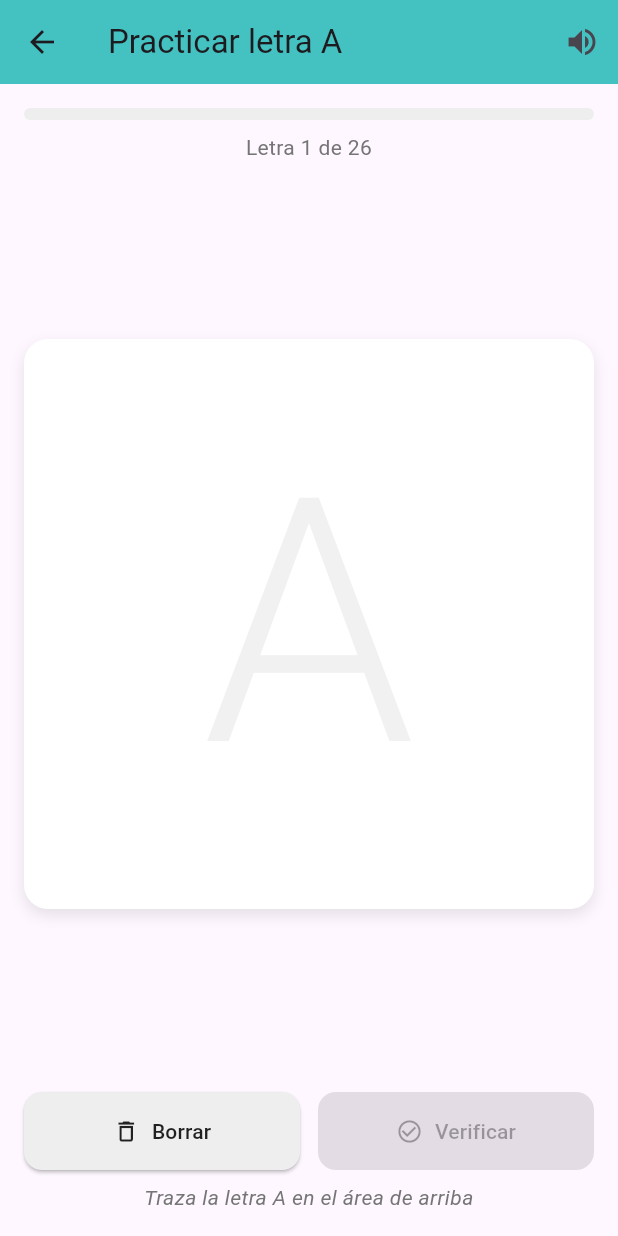
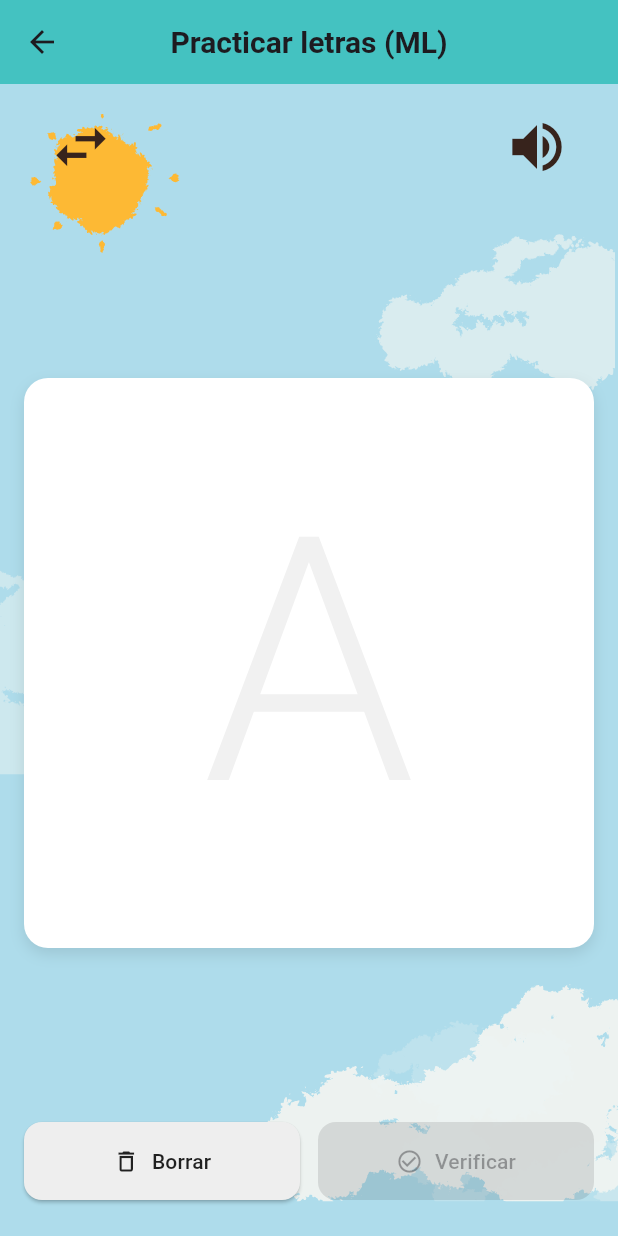
Before and after one commit to Alexgaby18/App_Montessori, a Flutter app: the PracticeLetterScreen screen opened directly, on a phone screen of 412 x 824 dp. Run offline on Flutter 3.47's test engine with Material 3 defaults, Android fonts, the light colour scheme and no system bars; our stand-ins replace flutter_svg, flutter_tts, just_audio; missing offline and left inert: google_mlkit_digital_ink_recognition; Roboto replaces fonts that are missing (DancingScript).

Commit message:
feat: Update CMake minimum version to 3.24 and enhance PracticeLetterScreen with audio feedback and ML integration

```diff
--- a/my_montessori/lib/presentation/screens/practice_letter.dart
+++ b/my_montessori/lib/presentation/screens/practice_letter.dart
@@ -2,6 +2,8 @@ import 'package:flutter/material.dart';
 import 'package:my_montessori/core/constans/list_pitogram.dart';
 import 'package:my_montessori/presentation/screens/practice_letter_ml.dart';
 import 'package:my_montessori/presentation/widgets/button_letter.dart';
+import 'package:my_montessori/core/theme/animatic_background.dart';
+import 'package:my_montessori/core/services/audio_service.dart';
 
 class PracticeLetterScreen extends StatefulWidget {
   const PracticeLetterScreen({Key? key}) : super(key: key);
@@ -12,41 +14,70 @@ class PracticeLetterScreen extends StatefulWidget {
 
 class _PracticeLetterScreenState extends State<PracticeLetterScreen> {
   bool _useMachineLearning = true;
+  int _mlStartIndex = 0;
 
   @override
   Widget build(BuildContext context) {
-    if (_useMachineLearning) {
-      return PracticeLetterScreenML();
-    }
-
-    // Versión alternativa (opcional)
     return Scaffold(
       appBar: AppBar(
-        title: const Text('Practicar letras'),
+        title: Text(
+          _useMachineLearning ? 'Practicar letras (ML)' : 'Practicar letras',
+          style: const TextStyle(fontWeight: FontWeight.bold, fontSize: 20),
+        ),
         backgroundColor: const Color.fromARGB(255, 68, 194, 193),
-        actions: [
+        centerTitle: true,
+      ),
+      body: Stack(
+        children: [
+          const BackgroundAnimation(),
+          SafeArea(
+            child: Column(
+              children: [
+                Padding(
+                  padding: const EdgeInsets.symmetric(horizontal: 24, vertical: 12),
+                  child: Row(
+                    mainAxisAlignment: MainAxisAlignment.spaceBetween,
+                    children: [
                       IconButton(
+                        iconSize: 44,
+                        color: const Color.fromARGB(255, 55, 35, 28),
                         icon: const Icon(Icons.swap_horiz),
+                        onPressed: () => setState(() => _useMachineLearning = !_useMachineLearning),
+                      ),
+                      IconButton(
+                        iconSize: 44,
+                        color: const Color.fromARGB(255, 55, 35, 28),
+                        icon: const Icon(Icons.volume_up),
                         onPressed: () {
-              setState(() {
-                _useMachineLearning = !_useMachineLearning;
-              });
+                          AudioService.instance.speak(
+                            _useMachineLearning
+                                ? 'Practica trazando las letras'
+                                : 'Selecciona una letra para practicar',
+                          );
                         },
                       ),
                     ],
                   ),
-      body: Padding(
+                ),
+                Expanded(
+                  child: _useMachineLearning
+                      ? PracticeLetterScreenML(
+                          embedded: true,
+                          initialIndex: _mlStartIndex,
+                        )
+                      : Padding(
                           padding: const EdgeInsets.all(16.0),
                           child: Column(
                             crossAxisAlignment: CrossAxisAlignment.stretch,
                             children: [
-            // Grid de letras para práctica simple
+                              const SizedBox(height: 30),
                               Expanded(
                                 child: GridView.builder(
                                   gridDelegate: const SliverGridDelegateWithFixedCrossAxisCount(
                                     crossAxisCount: 3,
-                  crossAxisSpacing: 10,
-                  mainAxisSpacing: 10,
+                                    crossAxisSpacing: 20,
+                                    mainAxisSpacing: 20,
+                                    childAspectRatio: 1.1,
                                   ),
                                   itemCount: letters.length,
                                   itemBuilder: (context, index) {
@@ -54,15 +85,39 @@ class _PracticeLetterScreenState extends State<PracticeLetterScreen> {
                                     return ButtonLetter(
                                       letter: letter.char,
                                       onPressed: () {
-                      // Aquí podrías navegar a una pantalla simple de práctica
+                                        setState(() {
+                                          _mlStartIndex = index;
+                                          _useMachineLearning = true;
+                                        });
+                                        AudioService.instance.speakLetter(letter.char.toUpperCase());
                                       },
+                                      size: 80.0,
                                     );
                                   },
+                                ),
+                              ),
+                              Container(
+                                margin: const EdgeInsets.only(top: 20, bottom: 10),
+                                padding: const EdgeInsets.all(12),
+                                decoration: BoxDecoration(
+                                  color: const Color.fromARGB(30, 68, 194, 193),
+                                  borderRadius: BorderRadius.circular(12),
+                                  border: Border.all(
+                                    color: const Color.fromARGB(100, 68, 194, 193),
+                                    width: 1,
+                                  ),
+                                ),
+
+                              ),
+                            ],
+                          ),
                         ),
                 ),
               ],
             ),
           ),
+        ],
+      ),
     );
   }
 }
--- a/my_montessori/lib/presentation/screens/practice_letter_ml.dart
+++ b/my_montessori/lib/presentation/screens/practice_letter_ml.dart
@@ -8,8 +8,9 @@ import 'package:my_montessori/core/utils/drawing_utils.dart';
 import 'package:my_montessori/presentation/widgets/ink_painter.dart';
 
 class PracticeLetterScreenML extends StatefulWidget {
-  const PracticeLetterScreenML({Key? key}) : super(key: key);
-
+  final bool embedded;
+  final int initialIndex; // nuevo índice inicial
+  const PracticeLetterScreenML({Key? key, this.embedded = false, this.initialIndex = 0}) : super(key: key);
   @override
   State<PracticeLetterScreenML> createState() => _PracticeLetterScreenMLState();
 }
@@ -39,16 +40,11 @@ class _PracticeLetterScreenMLState extends State<PracticeLetterScreenML> {
   @override
   void initState() {
     super.initState();
+    _index = widget.initialIndex.clamp(0, letters.isNotEmpty ? letters.length - 1 : 0);
     _initializeModel();
     if (letters.isEmpty) {
       _index = -1;
     }
-  }
-
-  @override
-  void dispose() {
-    _recognizer?.close();
-    super.dispose();
   }
 
   Future<void> _initializeModel() async {
@@ -84,6 +80,12 @@ class _PracticeLetterScreenMLState extends State<PracticeLetterScreenML> {
       // Fallback a comparación local
       _speakSafe('Modelo no disponible, usando verificación básica');
     }
+  }
+
+  @override
+  void dispose() {
+    _recognizer?.close();
+    super.dispose();
   }
 
   void _startStroke(Offset p) {
@@ -294,7 +296,7 @@ class _PracticeLetterScreenMLState extends State<PracticeLetterScreenML> {
     // Método de fallback usando comparación de forma
     final template = _letterTemplatePoints(targetLetter);
     final drawn = _mergeAndNormalizeStrokes(_strokes, template.length);
-    final score = _dtwDistanceNormalized(template, drawn);
+    final score = DrawingUtils.dtwDistance(template, drawn);
     return score >= 0.62;
   }
 
@@ -357,7 +359,6 @@ class _PracticeLetterScreenMLState extends State<PracticeLetterScreenML> {
         ];
     }
   }
-
   List<Offset> _mergeAndNormalizeStrokes(List<List<Offset>> strokes, int targetN) {
     if (strokes.isEmpty) return List.generate(targetN, (i) => Offset(0.5, 0.5));
     final pts = <Offset>[];
@@ -379,49 +380,7 @@ class _PracticeLetterScreenMLState extends State<PracticeLetterScreenML> {
       (p.dy - minY) / size,
     )).toList();
 
-    return _resamplePoints(norm, targetN);
-  }
-
-  List<Offset> _resamplePoints(List<Offset> pts, int n) {
-    if (pts.isEmpty || n <= 1) return pts;
-
-    final distances = <double>[0.0];
-    for (int i = 1; i < pts.length; i++) {
-      distances.add(distances.last + (pts[i] - pts[i - 1]).distance);
-    }
-
-    final total = distances.last;
-    if (total == 0) return List.generate(n, (i) => pts[0]);
-
-    return List.generate(n, (k) {
-      final target = total * k / (n - 1);
-      final index = distances.indexWhere((d) => d >= target);
-
-      if (index <= 0) return pts[0];
-
-      final ratio = (target - distances[index - 1]) / (distances[index] - distances[index - 1]);
-      return Offset(
-        pts[index - 1].dx + (pts[index].dx - pts[index - 1].dx) * ratio,
-        pts[index - 1].dy + (pts[index].dy - pts[index - 1].dy) * ratio,
-      );
-    });
-  }
-
-  double _dtwDistanceNormalized(List<Offset> a, List<Offset> b) {
-    final n = a.length;
-    final m = b.length;
-    final dtw = List.generate(n + 1, (_) => List<double>.filled(m + 1, double.infinity));
-    dtw[0][0] = 0.0;
-
-    for (int i = 1; i <= n; i++) {
-      for (int j = 1; j <= m; j++) {
-        final cost = (a[i - 1] - b[j - 1]).distance;
-        dtw[i][j] = cost + min(min(dtw[i - 1][j], dtw[i][j - 1]), dtw[i - 1][j - 1]);
-      }
-    }
-
-    final raw = dtw[n][m] / (n + m);
-    return (1.0 - (raw / 0.8)).clamp(0.0, 1.0);
+    return DrawingUtils.resamplePoints(norm, targetN);
   }
 
   Widget _buildCanvas(double width, double height) {
@@ -527,59 +486,39 @@ class _PracticeLetterScreenMLState extends State<PracticeLetterScreenML> {
     );
   }
 
-  @override
-  Widget build(BuildContext context) {
+  Widget _buildContent() {
     if (_index < 0) {
-      return Scaffold(
-        appBar: AppBar(title: const Text('Practicar letras')),
-        body: const Center(child: Text('No hay letras definidas')),
-      );
+      return Center(child: const Text('No hay letras definidas'));
     }
-
     final currentLetter = letters[_index].char.toUpperCase();
 
-    return Scaffold(
-      appBar: AppBar(
-        title: Text('Practicar letra $currentLetter'),
-        backgroundColor: const Color.fromARGB(255, 68, 194, 193),
-        actions: [
-          IconButton(
-            icon: const Icon(Icons.volume_up),
-            onPressed: () {
-              AudioService.instance.speakLetter(currentLetter);
-              Future.delayed(const Duration(milliseconds: 300))
-                .then((_) => AudioService.instance.speak('Practica trazando la letra $currentLetter'));
-            },
-          ),
-        ],
-      ),
-      body: Padding(
+    return Padding(
       padding: const EdgeInsets.all(16.0),
       child: Column(
         crossAxisAlignment: CrossAxisAlignment.stretch,
         children: [
-            // Indicador de progreso
-            LinearProgressIndicator(
-              value: _index / letters.length,
-              backgroundColor: Colors.grey[200],
-              valueColor: AlwaysStoppedAnimation<Color>(
-                const Color.fromARGB(255, 68, 194, 193),
-              ),
-              minHeight: 8,
-              borderRadius: BorderRadius.circular(4),
-            ),
-            const SizedBox(height: 8),
+          // // Indicador de progreso
+          // LinearProgressIndicator(
+          //   value: _index / letters.length,
+          //   backgroundColor: Colors.grey[200],
+          //   valueColor: AlwaysStoppedAnimation<Color>(
+          //     const Color.fromARGB(255, 68, 194, 193),
+          //   ),
+          //   minHeight: 8,
+          //   borderRadius: BorderRadius.circular(4),
+          // ),
+          // const SizedBox(height: 8),
 
-            // Contador de letras
-            Text(
-              'Letra ${_index + 1} de ${letters.length}',
-              textAlign: TextAlign.center,
-              style: TextStyle(
-                color: Colors.grey[600],
-                fontSize: 14,
-              ),
-            ),
-            const SizedBox(height: 16),
+          // // Contador de letras
+          // Text(
+          //   'Letra ${_index + 1} de ${letters.length}',
+          //   textAlign: TextAlign.center,
+          //   style: TextStyle(
+          //     color: Colors.grey[600],
+          //     fontSize: 14,
+          //   ),
+          // ),
+          // const SizedBox(height: 16),
 
           // Área de dibujo
           Expanded(
@@ -646,19 +585,43 @@ class _PracticeLetterScreenMLState extends State<PracticeLetterScreenML> {
             ],
           ),
           const SizedBox(height: 8),
+        ],
+      ),
+    );
+  }
 
-            // Instrucciones
-            Text(
-              'Traza la letra $currentLetter en el área de arriba',
-              textAlign: TextAlign.center,
-              style: TextStyle(
-                color: Colors.grey[600],
-                fontStyle: FontStyle.italic,
-              ),
+  @override
+  Widget build(BuildContext context) {
+    // Si está embebido, devolvemos solo el contenido sin Scaffold
+    if (widget.embedded) {
+      return _buildContent();
+    }
+
+    if (_index < 0) {
+      return Scaffold(
+        appBar: AppBar(title: const Text('Practicar letras')),
+        body: const Center(child: Text('No hay letras definidas')),
+      );
+    }
+
+    final currentLetter = letters[_index].char.toUpperCase();
+
+    return Scaffold(
+      appBar: AppBar(
+        title: Text('Practicar letra $currentLetter'),
+        backgroundColor: const Color.fromARGB(255, 68, 194, 193),
+        actions: [
+          IconButton(
+            icon: const Icon(Icons.volume_up),
+            onPressed: () {
+              AudioService.instance.speakLetter(currentLetter);
+              Future.delayed(const Duration(milliseconds: 300))
+                .then((_) => AudioService.instance.speak('Practica trazando la letra $currentLetter'));
+            },
           ),
         ],
       ),
-      ),
+      body: _buildContent(),
     );
   }
 }
```
Also changed, not shown: 3 other files. Lines whose indentation alone changed are shown as unchanged.
